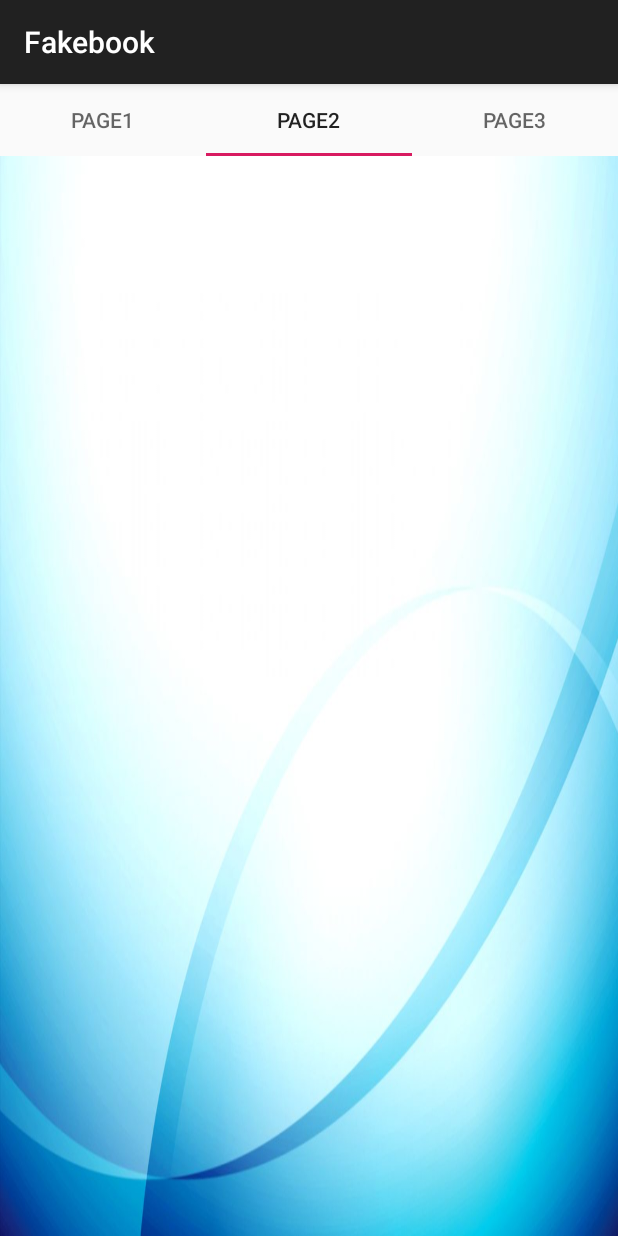
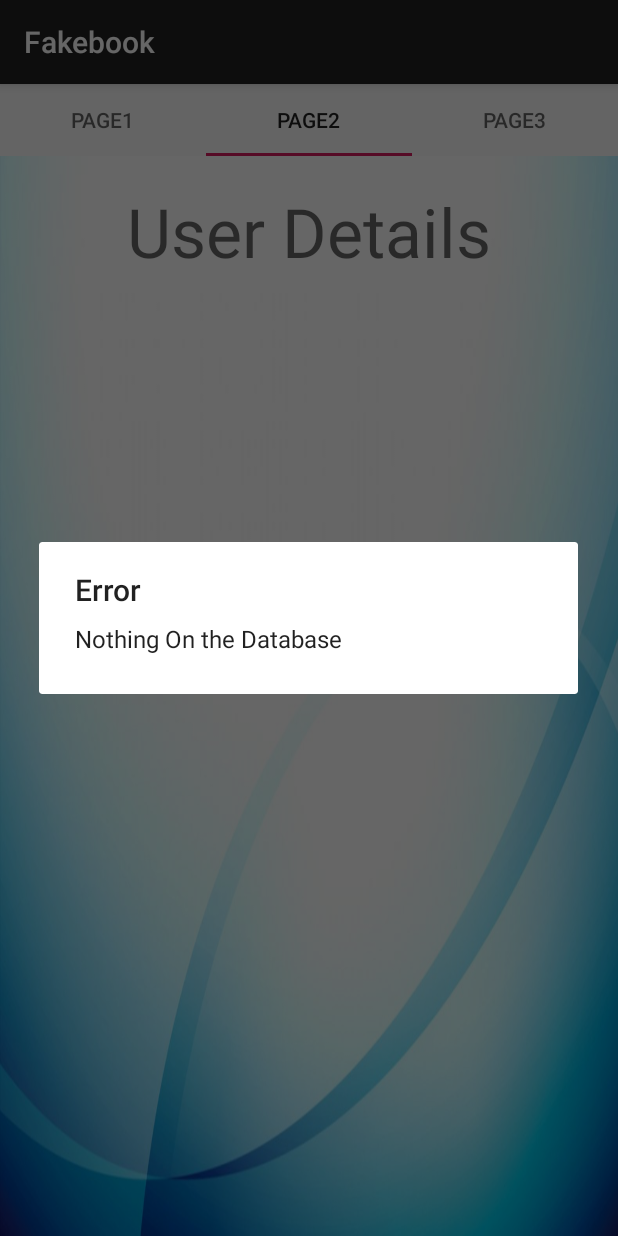
Before and after one commit to dalla1996/Facebook, an Android app: the screen it shows after launch (MainActivity), tab 2 chosen, on a phone screen of 412 x 824 dp. Run offline under Robolectric (Android 15) with nearby library versions, the phone set to English and light mode, and no system bars.

Commit message:
Retrive part

```diff
--- a/app/src/main/java/com/example/facebook/DBHelper.java
+++ b/app/src/main/java/com/example/facebook/DBHelper.java
@@ -2,10 +2,14 @@ package com.example.facebook;
 
 import android.content.ContentValues;
 import android.content.Context;
+import android.database.Cursor;
 import android.database.sqlite.SQLiteDatabase;
 import android.database.sqlite.SQLiteOpenHelper;
+import android.util.Log;
 
 import androidx.annotation.Nullable;
+
+import static android.content.ContentValues.TAG;
 
 
 public class DBHelper extends SQLiteOpenHelper {
@@ -22,6 +26,7 @@ public class DBHelper extends SQLiteOpenHelper {
             COL_4 + " INTEGER ) ; " ;
     public static final String DROP_TABLE = "DROP TABLE IF EXISTS " + TABLE_NAME;
 
+    public static final String SELECT_STUDENT="SELECT * FROM "+TABLE_NAME;
 
     public DBHelper(@Nullable Context context, @Nullable String name, @Nullable SQLiteDatabase.CursorFactory factory, int version) {
         super(context, DATABASE_NAME, null, 1);
@@ -54,6 +59,28 @@ public class DBHelper extends SQLiteOpenHelper {
         }
         return false;
     }
+    public void getAllStudent(){
+        SQLiteDatabase db=getWritableDatabase();
+        Cursor cursor=db.rawQuery(SELECT_STUDENT,null);
+        if (cursor.moveToFirst()){
+            do {
+                Log.d(TAG,"getStudent Name"+
+                        "Name :"+cursor.getString(cursor.getColumnIndex(COL_2))+
+                        "Age :" +cursor.getString(cursor.getColumnIndex(COL_3))+
+                        "Marks :"+cursor.getString(cursor.getColumnIndex(COL_4)));
+
+
+
+            }while (cursor.moveToNext());
+        }
+    }
+
+
+    public Cursor getAllDetails() {
+        SQLiteDatabase db = this.getWritableDatabase();
+        Cursor rs = db.rawQuery("select * from "+TABLE_NAME,null);
+        return rs;
+    }
 
 
 }
--- a/app/src/main/java/com/example/facebook/FragmentTwo.java
+++ b/app/src/main/java/com/example/facebook/FragmentTwo.java
@@ -1,21 +1,28 @@
 package com.example.facebook;
 
-
+import android.app.AlertDialog;
+import android.database.Cursor;
 import android.os.Bundle;
 import android.view.LayoutInflater;
 import android.view.View;
 import android.view.ViewGroup;
-
+import android.widget.ArrayAdapter;
+import android.widget.ListView;
 
 import androidx.annotation.NonNull;
 import androidx.annotation.Nullable;
 import androidx.fragment.app.Fragment;
 
+import java.util.ArrayList;
+
 import static com.example.facebook.DBHelper.DATABASE_NAME;
-
+import static com.example.facebook.DBHelper.DB_VERSION;
 
 public class FragmentTwo extends Fragment{
-    DBHelper myDb;
+    DBHelper db;
+    View view;
+    String s[];
+    ListView view1;
 
 
     public static FragmentTwo newInstance(){
@@ -27,18 +34,44 @@ public class FragmentTwo extends Fragment{
     @Override
     public View onCreateView(@NonNull LayoutInflater inflater, @Nullable ViewGroup container, @Nullable Bundle savedInstanceState) {
         return inflater.inflate(R.layout.fragment_two,container,false);
-
     }
 
     @Override
     public void onViewCreated(@NonNull View view, @Nullable Bundle savedInstanceState) {
         super.onViewCreated(view, savedInstanceState);
-        myDb=new DBHelper(getContext(),DATABASE_NAME,null,1);
-
-
-
-
-
+        db = new DBHelper(getContext(), DATABASE_NAME, null, DB_VERSION);
+        view1 = view.findViewById(R.id.view);
+        view();
     }
 
+    private void view() {
+        Cursor rs = db.getAllDetails();
+        ArrayList<String> data = new ArrayList<>();
+        ArrayAdapter<String> adapter = new ArrayAdapter<String>(getContext(),android.R.layout.simple_expandable_list_item_1,data);
+        if ((rs.getCount())==0){
+            showMessage("Error","Nothing On the Database");
+            return;
+        }
+
+        StringBuffer buffer = new StringBuffer();
+
+        while (rs.moveToNext()){
+            buffer.append("Name: "+rs.getString(1)+"\n");
+            buffer.append("Age: "+rs.getString(2)+"\n");
+            buffer.append("Mark: "+rs.getString(3)+"\n");
+        }
+        s = buffer.toString().split("\n\n");
+        for (int i=0;i<(s.length);i++){
+            data.add(s[i]);
+        }
+        view1.setAdapter(adapter);
+    }
+
+    private void showMessage(String title, String message) {
+        AlertDialog.Builder builder = new AlertDialog.Builder(getContext());
+        builder.setCancelable(true);
+        builder.setTitle(title);
+        builder.setMessage(message);
+        builder.show();
+    }
 }
--- a/app/src/main/res/layout/fragment_two.xml
+++ b/app/src/main/res/layout/fragment_two.xml
@@ -1,13 +1,36 @@
 <?xml version="1.0" encoding="utf-8"?>
-<LinearLayout xmlns:android="http://schemas.android.com/apk/res/android"
+<androidx.appcompat.widget.LinearLayoutCompat xmlns:android="http://schemas.android.com/apk/res/android"
     xmlns:app="http://schemas.android.com/apk/res-auto"
+    xmlns:tools="http://schemas.android.com/tools"
     android:orientation="vertical"
     android:layout_width="match_parent"
     android:layout_height="match_parent"
-    android:padding="20dp"
+    android:padding="20dp">
 
-    >
+    <TextView
+        android:id="@+id/editText"
+        android:layout_width="wrap_content"
+        android:layout_height="wrap_content"
+        android:ems="10"
+        android:inputType="textPersonName"
+        android:text="User Details"
+        android:textAlignment="center"
+        android:textAppearance="@style/TextAppearance.AppCompat.Display2"
+        app:layout_constraintBottom_toBottomOf="parent"
+        app:layout_constraintEnd_toEndOf="parent"
+        app:layout_constraintHorizontal_bias="0.4"
+        app:layout_constraintStart_toStartOf="parent"
+        app:layout_constraintTop_toTopOf="parent"
+        app:layout_constraintVertical_bias="0.073" />
+
+    <ListView
+        android:id="@+id/view"
+        android:layout_width="364dp"
+        android:layout_height="514dp"
+        app:layout_constraintBottom_toBottomOf="parent"
+        app:layout_constraintTop_toTopOf="parent"
+        app:layout_constraintVertical_bias="0.751"
+        tools:layout_editor_absoluteX="4dp" ></ListView>
 
 
-
-</LinearLayout>
+</androidx.appcompat.widget.LinearLayoutCompat>
```
